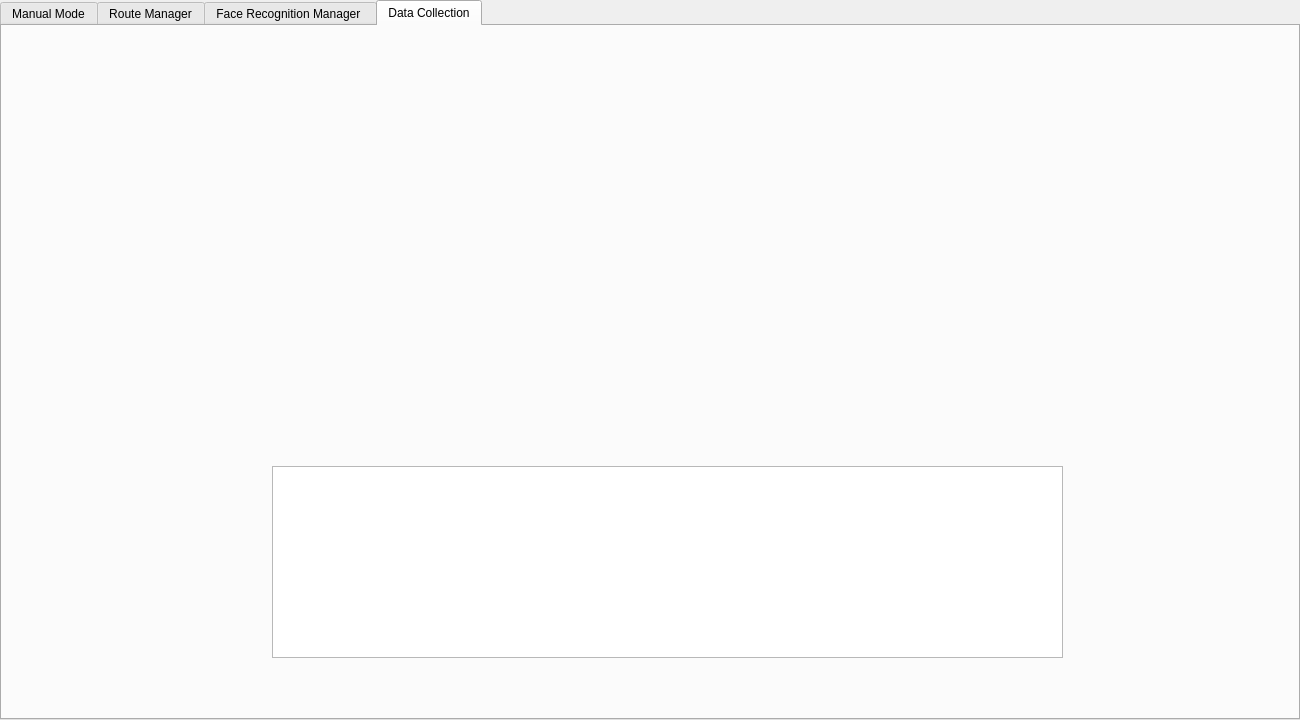
Above: VisionVoyagerGUI/adminmodewindow.ui from IuliaKovacs/VisionVoyager---DiplomaProject before the change. Below: the same form after it.
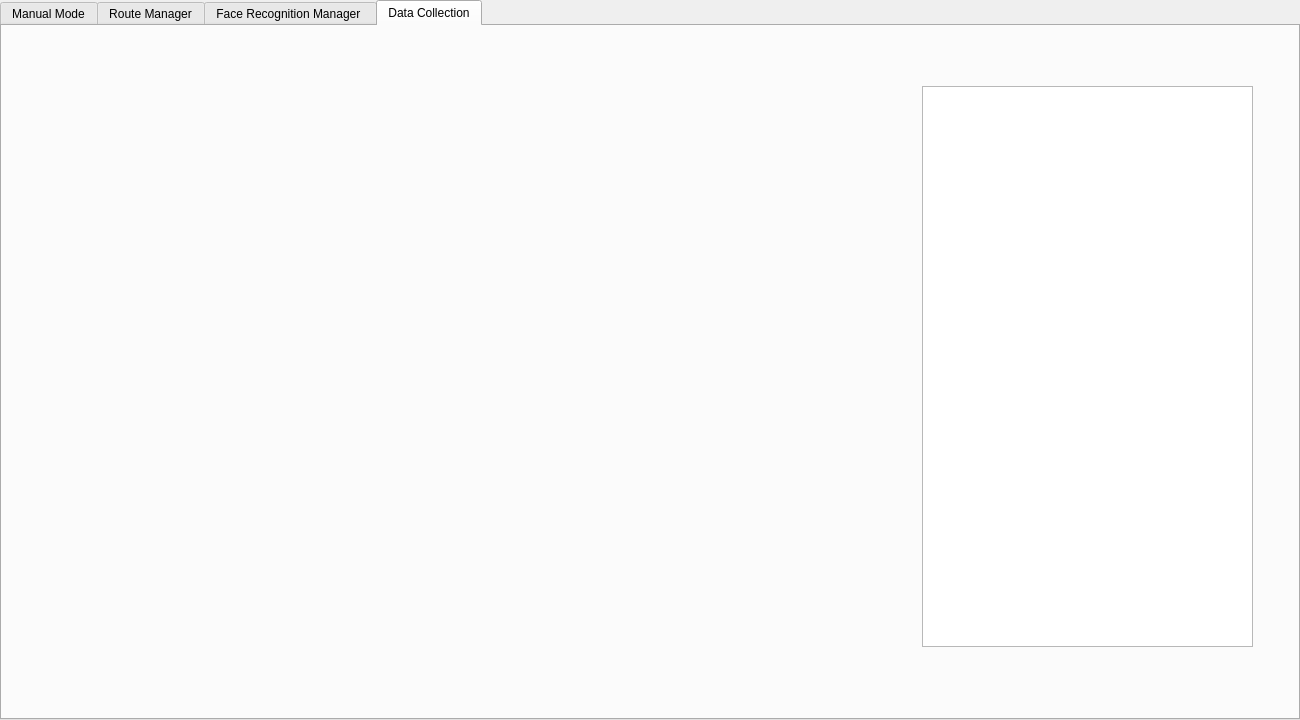
That is the form after the change. Icons and pictures are not drawn.

Commit message: [Vision Voyager GUI] Updated UI for Data Collection tab

Patch:
```diff
--- a/VisionVoyagerGUI/adminmodewindow.ui
+++ b/VisionVoyagerGUI/adminmodewindow.ui
@@ -765,10 +765,10 @@
      <widget class="QWidget" name="verticalLayoutWidget">
       <property name="geometry">
        <rect>
-        <x>100</x>
-        <y>70</y>
-        <width>1101</width>
-        <height>331</height>
+        <x>40</x>
+        <y>60</y>
+        <width>841</width>
+        <height>561</height>
        </rect>
       </property>
       <layout class="QVBoxLayout" name="chartLayout"/>
@@ -776,10 +776,10 @@
      <widget class="QListView" name="logsListView">
       <property name="geometry">
        <rect>
-        <x>270</x>
-        <y>440</y>
-        <width>791</width>
-        <height>192</height>
+        <x>920</x>
+        <y>60</y>
+        <width>331</width>
+        <height>561</height>
        </rect>
       </property>
      </widget>
```
The commit also changes 3 other files.
